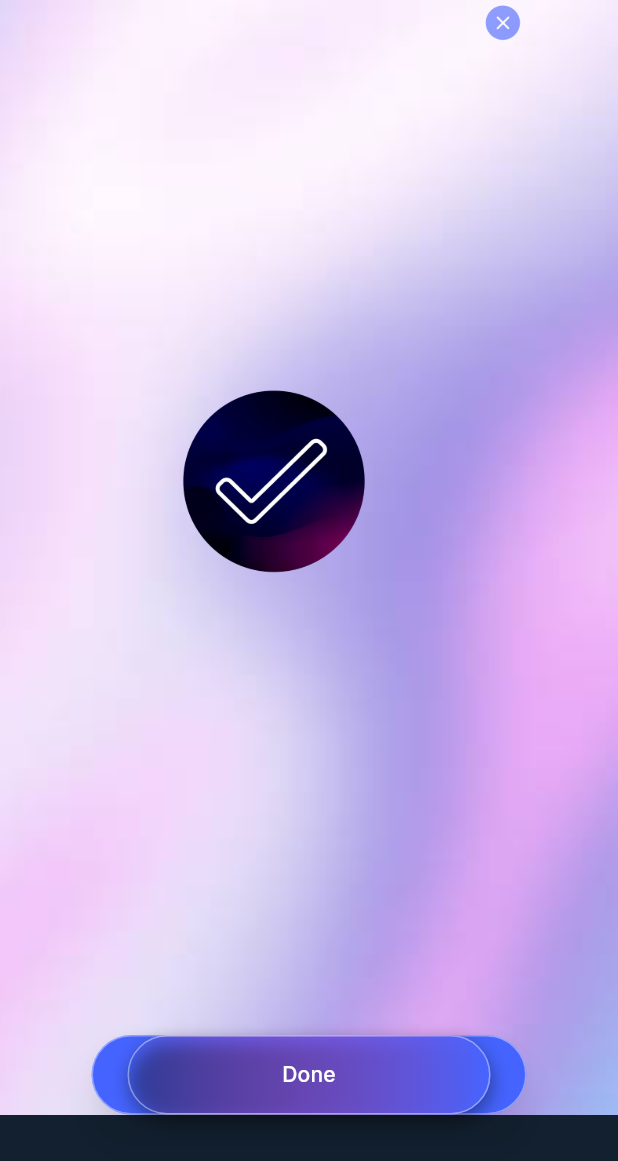
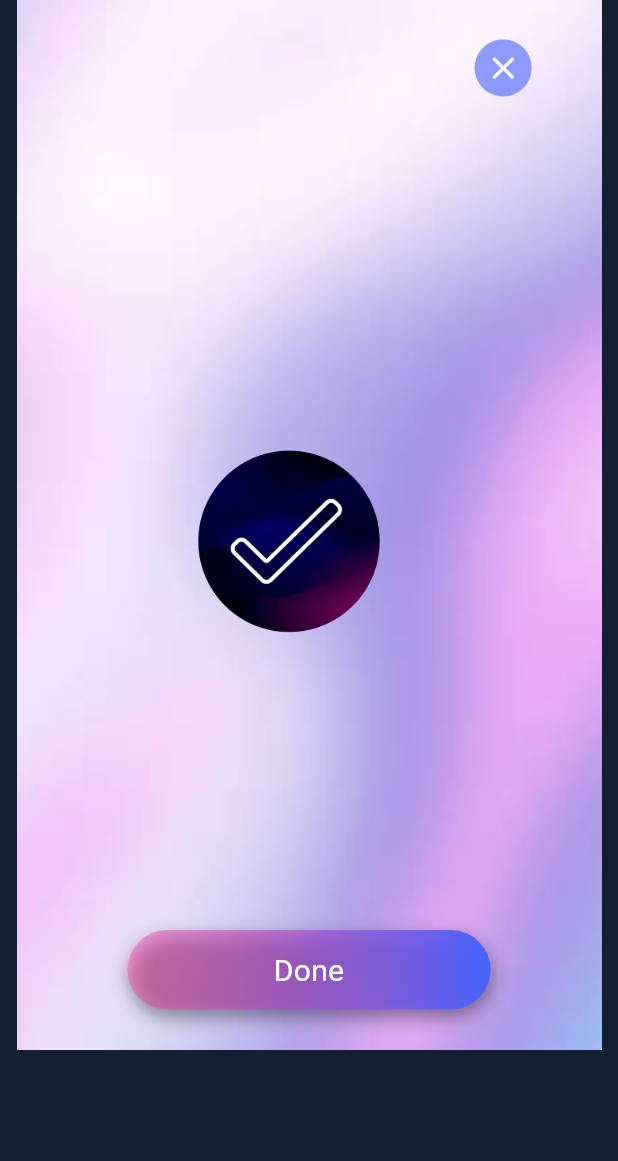
Before and after one commit to pratyush-1327/Cardify, a Flutter app: the FaceDone screen opened by its route, on a phone screen of 412 x 824 dp. Shown: the top 1161 px of the screen. Run offline on Flutter 3.47's test engine with Material 3 defaults, Android fonts, the phone set to English and light mode, and no system bars; our stand-ins replace camera, carousel_slider, dropdown_button2, firebase_auth, firebase_core, google_fonts and 2 more; accounts and stored records are empty.

Commit message:
general changes

```diff
--- a/lib/authdone_screen.dart
+++ b/lib/authdone_screen.dart
@@ -8,8 +8,11 @@ class FaceDone extends StatelessWidget {
   Widget build(BuildContext context) {
     return Scaffold(
       body: ListView(
-        children: [Material(
-          child: Container(
+        children: [Column(
+          children: [
+            Container(
+            width: 390,
+            height: 700,
             decoration: const BoxDecoration(
             image: DecorationImage(
               image: AssetImage('assets/bg2.png'),
@@ -21,17 +24,17 @@ class FaceDone extends StatelessWidget {
               crossAxisAlignment:  CrossAxisAlignment.center,
               children:  [
                 Container(
-                  margin:  const EdgeInsets.fromLTRB(258, 0, 0, 224),
+                  margin:  const EdgeInsets.fromLTRB(258, 20, 0, 224),
+                  width:  50,
+                  height:  50,
+                  child:
+                  Image.asset('assets/cross.png',
                   width:  30,
                   height:  30,
-                  child:
-                  Image.asset('assets/cross.png',
-                    width:  30,
-                    height:  30,
                   ),
                 ),
                 Container(
-                  margin:  const EdgeInsets.fromLTRB(0, 0, 50, 300),
+                  margin:  const EdgeInsets.fromLTRB(0, 0, 30, 150),
                   width:  136,
                   height:  136,
                   child:
@@ -40,14 +43,15 @@ class FaceDone extends StatelessWidget {
                     height:  136,
                   ),
                 ),
-                CustomElevatedButton(
+                const SizedBox(height: 20),
+                CustomBottomButton(
                   onPressed:(){},
                   text:'Done'
                   ),
               ],
             ),
           ),
-        ),
+        ]),
       ]),
     );
   }
--- a/lib/authscreen.dart
+++ b/lib/authscreen.dart
@@ -121,7 +121,7 @@ class _AuthScreenState extends State<AuthScreen> {
                   Positioned(
                     left: 50,
                     top: 600,
-                    child: CustomElevatedButton(
+                    child: CustomBottomButton(
                       onPressed: _authenticate,
                       text: 'Verify My ID',
                     ),
--- a/lib/components/elevatedbtn.dart
+++ b/lib/components/elevatedbtn.dart
@@ -1,10 +1,11 @@
 import 'package:flutter/material.dart';
+import 'package:google_fonts/google_fonts.dart';
 
-class CustomElevatedButton extends StatelessWidget {
+class CustomBottomButton extends StatelessWidget {
   final VoidCallback onPressed;
   final String text;
 
-  const CustomElevatedButton({
+  const CustomBottomButton({
     Key? key,
     required this.onPressed,
     required this.text,
@@ -12,43 +13,17 @@ class CustomElevatedButton extends StatelessWidget {
 
   @override
   Widget build(BuildContext context) {
-    return ElevatedButton(
-      onPressed: onPressed,
-      style: ButtonStyle(
-        backgroundColor: MaterialStateProperty.resolveWith<Color>((Set<MaterialState> states) {
-          // Provide a default color if null is returned
-          return const Color(0xFF4564FF);
-        }),
-        overlayColor: MaterialStateProperty.resolveWith<Color>((Set<MaterialState> states) {
-          // Provide a default overlay color if null is returned
-          return Colors.white.withOpacity(0.2);
-        }),
-        elevation: MaterialStateProperty.all<double>(10),
-        shadowColor: MaterialStateProperty.all<Color>(const Color(0x66000000)),
-        shape: MaterialStateProperty.all<RoundedRectangleBorder>(
-          RoundedRectangleBorder(
-            borderRadius: BorderRadius.circular(40),
-            side: BorderSide(
-              width: 1,
-              color: Colors.white.withOpacity(0.4),
-            ),
-          ),
-        ),
-      ),
-      child: Container(
+    return Container(
+      height: 53,
       width: 242,
-        height: 53,
+      margin: const EdgeInsets.symmetric(horizontal: 30, vertical: 20),
       decoration: BoxDecoration(
         gradient: const LinearGradient(
           begin: Alignment(1.00, -0.05),
           end: Alignment(-1, 0.05),
-            colors: [Color(0xFF4564FF), Color(0x00FF3FA2)],
+          colors: [Color(0xFF4564FF), Color(0x6BFF3FA2)],
         ),
         borderRadius: BorderRadius.circular(40),
-          border: Border.all(
-            width: 1,
-            color: Colors.white.withOpacity(0.4),
-          ),
         boxShadow: const [
           BoxShadow(
             color: Color(0x66000000),
@@ -58,15 +33,19 @@ class CustomElevatedButton extends StatelessWidget {
           ),
         ],
       ),
+      child: InkWell(
+        onTap: onPressed,
+        borderRadius: BorderRadius.circular(35),
+        splashColor: Colors.white,
         child: Center(
           child: Text(
             text,
             textAlign: TextAlign.center,
-            style: const TextStyle(
+            style: GoogleFonts.roboto(
               color: Colors.white,
-              fontSize: 14,
-              fontFamily: 'Inter',
-              fontWeight: FontWeight.w500,
+              fontSize: 20,
+              fontWeight: FontWeight.w400,
+              height: 0,
             ),
           ),
         ),
--- a/lib/register_screen.dart
+++ b/lib/register_screen.dart
@@ -12,6 +12,8 @@ class RegisterScreen extends StatelessWidget {
       title: 'Register Screen',
       home: Scaffold(
         body: Container(
+          width: 390,
+          height: 700,
           decoration: const BoxDecoration(
             image: DecorationImage(
               image: AssetImage('assets/bg2.png'),
@@ -159,7 +161,7 @@ class _RegisterFormState extends State<RegisterForm> {
               },
             ),
             const SizedBox(height: 20),
-            CustomElevatedButton(
+            CustomBottomButton(
               onPressed: () {
                 if (_formKey.currentState!.validate()) {
                   _formKey.currentState!.save();
@@ -167,7 +169,7 @@ class _RegisterFormState extends State<RegisterForm> {
                   // For example, submit it to an API or store it locally
                 }
               },
-              text: 'Verify My ID',
+              text: 'Register',
             ),
           ],
         ),
```
Also changed, not shown: lib/main.dart (+7 -6 lines), lib/screens/upload.document.dart (+12 -12 lines). Lines whose indentation alone changed are shown as unchanged.
